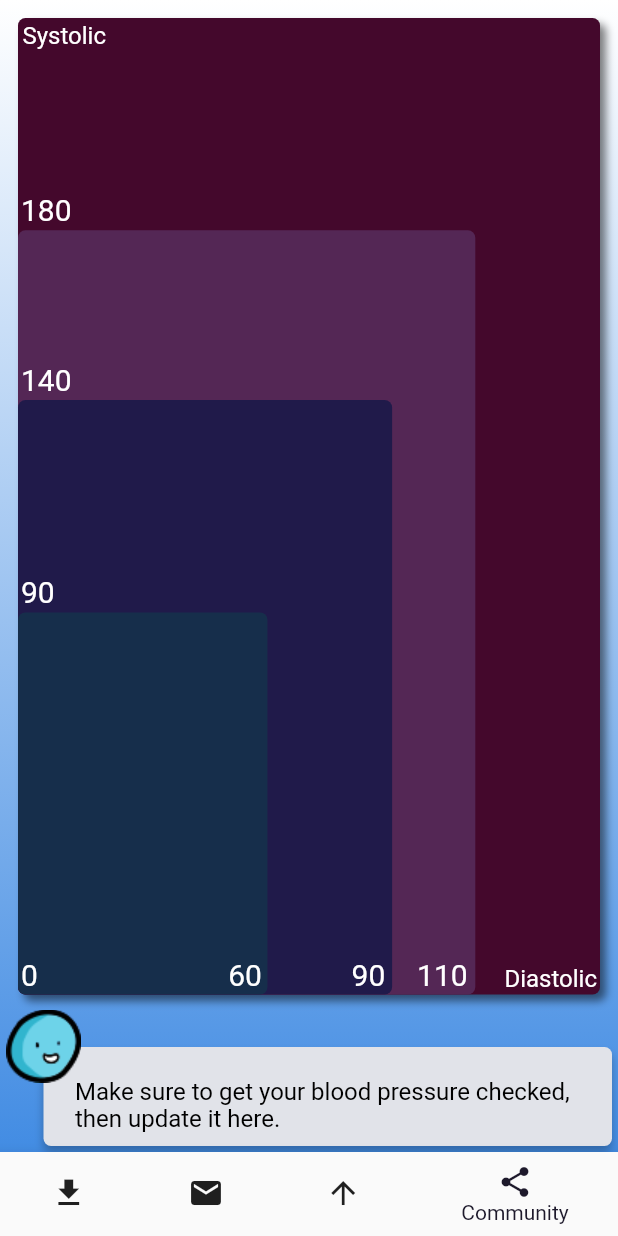
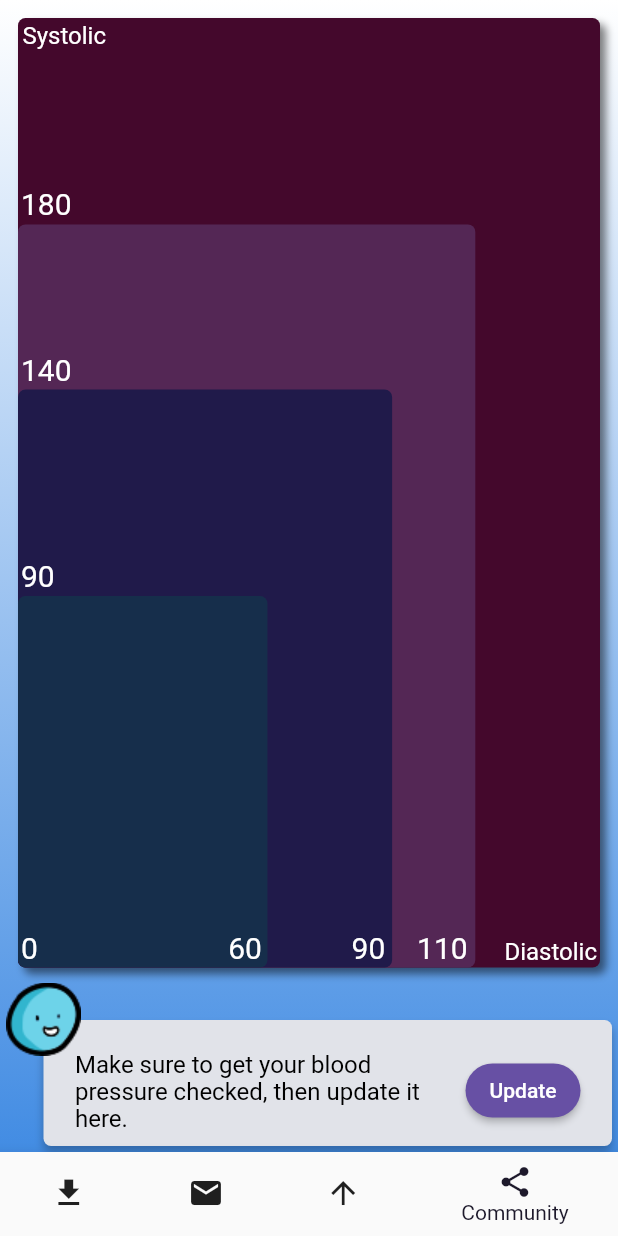
Before and after one commit to Open-Health-Manager/Rosie, a Flutter app: the HomeScreen screen opened directly, item 4 of the bottom bar chosen, on a phone screen of 412 x 824 dp. Run offline on Flutter 3.47's test engine with Material 2 defaults, Android fonts, the phone set to English and light mode, and no system bars; our stand-ins replace google_fonts; missing offline and left inert: fhir.

Commit message:
Add entry box for blood pressure

```diff
--- a/lib/src/care_plan/blood_pressure/blood_pressure_vis_screen.dart
+++ b/lib/src/care_plan/blood_pressure/blood_pressure_vis_screen.dart
@@ -4,6 +4,7 @@ import 'package:provider/provider.dart';
 import '../../rosie_text_balloon.dart';
 import '../../rosie_theme.dart';
 import '../../open_health_manager/patient_data.dart';
+import 'blood_pressure_entry.dart';
 
 class BloodPressureScale {
   const BloodPressureScale(this.systolicRange, this.diastolicRange);
@@ -56,10 +57,57 @@ class BloodPressureVisualizationScreen extends StatelessWidget {
 
   final BloodPressureScale scale;
 
+  Widget _createUpdateAction(String label, BuildContext context, PatientData patientData, BloodPressureSample? bloodPressure) {
+    return ElevatedButton(
+      child: Text(label),
+      onPressed: () async {
+        final updatedSample = await showDialog<BloodPressureSample>(
+          context: context,
+          builder: (context) {
+            return SimpleDialog(children: [
+              BloodPressureEntry(
+                initialSystolic: bloodPressure?.systolic,
+                initialDiastolic: bloodPressure?.diastolic,
+              )
+            ]);
+          }
+        );
+        if (updatedSample != null) {
+          patientData.bloodPressure = updatedSample;
+        }
+      }
+    );
+  }
+
+  Widget _createRosieBubble(BuildContext context, PatientData patientData, BloodPressureSample? bloodPressure, _BPUrgency urgency) {
+    var text = "Update your blood pressure here.";
+    var updateLabel = "Update";
+    var expression = RosieExpression.neutral;
+    if (urgency.index >= 3) {
+      text = "Update your blood pressure now!";
+      updateLabel = "Update now";
+      expression = RosieExpression.surprised;
+    } else {
+      if (urgency.outdated) {
+        text = "Make sure to get your blood pressure checked, then update it here.";
+      }
+    }
+    return RosieTextBalloon.text(text,
+      action: _createUpdateAction(updateLabel, context, patientData, bloodPressure),
+      actionPosition: RosieActionPosition.after,
+      expression: expression
+    );
+  }
+
   @override
   Widget build(BuildContext context) {
     // Grab the current blood pressure from the patient data store
-    final bloodPressure = context.watch<PatientData>().bloodPressure;
+    final patientData = context.watch<PatientData>();
+    final bloodPressure = patientData.bloodPressure;
+    final urgency = _BPUrgency(
+      bloodPressure == null ? -1 : scale.activeSlice(bloodPressure.systolic, bloodPressure.diastolic),
+      outdated: bloodPressure?.isOutdated() ?? true
+    );
     return Padding(
       padding: const EdgeInsets.all(4),
       child: Column(children: [
@@ -71,13 +119,14 @@ class BloodPressureVisualizationScreen extends StatelessWidget {
                   bloodPressure: bloodPressure,
                   typeLabelStyle: RosieTheme.comicFont(color: Colors.white, fontSize: 16),
                   numericLabelStyle: RosieTheme.comicFont(color: Colors.white, fontSize: 20, height: 1.0),
-                  scale: scale
+                  scale: scale,
+                  urgency: urgency
                 )
               )
             )
           ),
           const SizedBox(height: 2),
-          RosieTextBalloon.text("Make sure to get your blood pressure checked, then update it here.")
+          _createRosieBubble(context, patientData, bloodPressure, urgency)
         ]
       )
     );
@@ -200,6 +249,7 @@ class _BloodPressureChart extends StatelessWidget {
     required this.bloodPressure,
     required this.typeLabelStyle,
     required this.numericLabelStyle,
+    required this.urgency,
     required this.scale
   }) : super(key: key);
 
@@ -207,6 +257,7 @@ class _BloodPressureChart extends StatelessWidget {
   final TextStyle typeLabelStyle;
   final TextStyle numericLabelStyle;
   final BloodPressureScale scale;
+  final _BPUrgency urgency;
 
   @override
   Widget build(BuildContext context) {
@@ -214,7 +265,7 @@ class _BloodPressureChart extends StatelessWidget {
     final diastolicPositions = scale.diastolicPercentStops;
     // Make local so compiler believes it won't be null
     final bp = bloodPressure;
-    final activeSlice = bp == null ? -1 : scale.activeSlice(bp.systolic, bp.diastolic);
+    final activeSlice = urgency.index;
     var children = <Widget>[
       // Base box fills the entire thing
       Container(
@@ -282,7 +333,7 @@ class _BloodPressureChart extends StatelessWidget {
       // If bp exists, add it
       children.add(_BloodPressureValue(
         bloodPressure: bp,
-        urgency: _BPUrgency(activeSlice, outdated: bp.isOutdated()),
+        urgency: urgency,
         maxSystolic: scale.systolicRange.last,
         maxDiastolic: scale.diastolicRange.last,
         highlightColor: RosieTheme.urgencyPalette[activeSlice],
@@ -340,7 +391,7 @@ class _BloodPressureValue extends StatelessWidget {
   Widget build(BuildContext context) {
     // This handles positioning the actual callout box
     final x = math.min(bloodPressure.diastolic / maxDiastolic.toDouble(), 1.0);
-    final y = math.min(bloodPressure.systolic / maxSystolic.toDouble(), 1.0);
+    final y = 1.0 - math.min(bloodPressure.systolic / maxSystolic.toDouble(), 1.0);
     return CustomSingleChildLayout(
       delegate: _BloodPressureCalloutLayout(x, y),
       child: _BloodPressureCallout(
--- a/lib/src/rosie_text_balloon.dart
+++ b/lib/src/rosie_text_balloon.dart
@@ -15,6 +15,11 @@
 import 'package:flutter/material.dart';
 import 'rosie_theme.dart';
 
+enum RosieActionPosition {
+  below,
+  after
+}
+
 class RosieExpression {
   const RosieExpression(this.assetPath);
 
@@ -22,6 +27,9 @@ class RosieExpression {
 
   // Neutral expression. (Currently the only one technically supported.)
   static const neutral = RosieExpression("assets/rosie/neutral.png");
+  static const surprised = RosieExpression("assets/rosie/surprised.png");
+  static const cheeksNeutral = RosieExpression("assets/rosie/cheeks-neutral.png");
+  static const cheeksSurprised = RosieExpression("assets/rosie/cheeks-surprised.png");
 
   Widget build() {
     return Image(image: AssetImage(assetPath));
@@ -40,27 +48,38 @@ class RosieTextBalloon extends StatelessWidget {
   // The widget to use for Rosie
   final Widget rosieImage;
 
-  static Widget _createBody(Widget message, Widget? action) {
+  static Widget _createBody(Widget message, Widget? action, RosieActionPosition position) {
     if (action == null) {
       return message;
     }
+    switch (position) {
+    case RosieActionPosition.below:
       return Column(crossAxisAlignment: CrossAxisAlignment.start,
         children: <Widget>[
           message,
           Align(alignment: AlignmentDirectional.bottomEnd, child: action)
         ]
       );
+    case RosieActionPosition.after:
+      return Row(
+        children: <Widget>[
+          Flexible(child: message),
+          Align(alignment: AlignmentDirectional.centerEnd, child: action)
+        ]
+      );
+    }
   }
 
   // Creates a Rosie text balloon with the default Rosie text balloon styled text.
   factory RosieTextBalloon.text(String message, {
     Key? key,
     Widget? action,
+    RosieActionPosition actionPosition = RosieActionPosition.below,
     RosieExpression expression = RosieExpression.neutral
   }) {
     return RosieTextBalloon(
       key: key,
-      body: _createBody(Text(message, style: defaultTextStyle, softWrap: true), action),
+      body: _createBody(Text(message, style: defaultTextStyle, softWrap: true), action, actionPosition),
       rosieImage: expression.build()
     );
   }
@@ -69,11 +88,12 @@ class RosieTextBalloon extends StatelessWidget {
   factory RosieTextBalloon.rich(InlineSpan message, {
     Key? key,
     Widget? action,
+    RosieActionPosition actionPosition = RosieActionPosition.below,
     RosieExpression expression = RosieExpression.neutral
   }) {
     return RosieTextBalloon(
       key: key,
-      body: _createBody(Text.rich(message, style: defaultTextStyle), action),
+      body: _createBody(Text.rich(message, style: defaultTextStyle), action, actionPosition),
       rosieImage: expression.build()
     );
   }
```
Also changed, not shown: lib/src/care_plan/blood_pressure/blood_pressure_entry.dart (added, +87 -0 lines), assets/rosie/2.0x/cheeks-neutral.png (added), assets/rosie/2.0x/cheeks-surprised.png (added), assets/rosie/2.0x/surprised.png (added), assets/rosie/3.0x/cheeks-neutral.png (added), assets/rosie/3.0x/cheeks-surprised.png (added), assets/rosie/3.0x/surprised.png (added), assets/rosie/cheeks-neutral.png (added), assets/rosie/cheeks-surprised.png (added), assets/rosie/surprised.png (added). Lines whose indentation alone changed are shown as unchanged.
